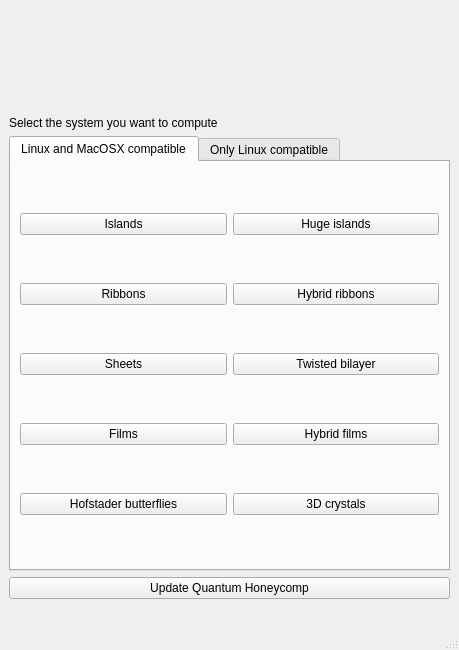
This is development/interface-pyqt/system_selection/interface.ui in joselado/quantum-honeycomp as Qt 5 draws it before an edit. The edited form follows.
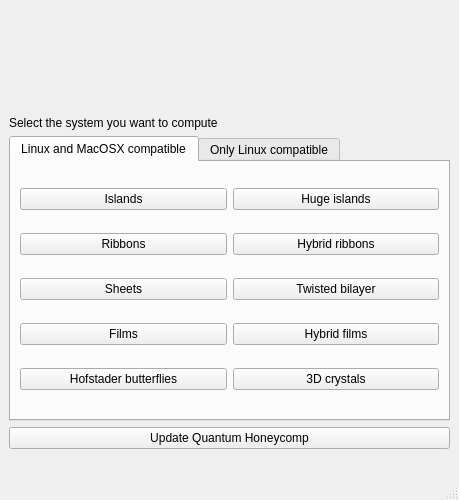
This is the edited form. The open tabs and pages were chosen to show the change.

The edit to the form file:
```diff
--- a/development/interface-pyqt/system_selection/interface.ui
+++ b/development/interface-pyqt/system_selection/interface.ui
@@ -7,7 +7,7 @@
     <x>0</x>
     <y>0</y>
     <width>459</width>
-    <height>650</height>
+    <height>500</height>
    </rect>
   </property>
   <property name="windowTitle">
```
Left out of the diff: 4 changed lines with no effect on the pictures.
